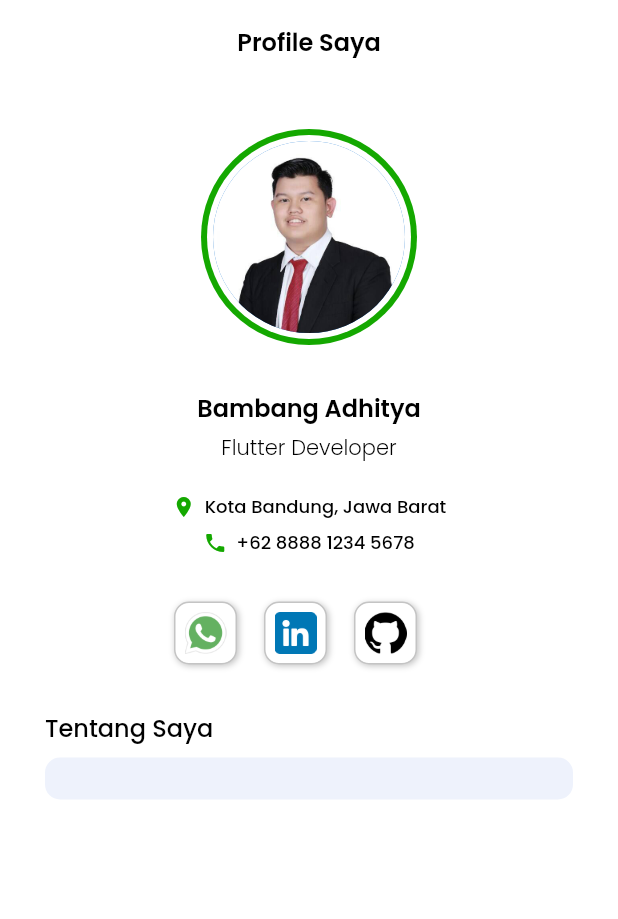
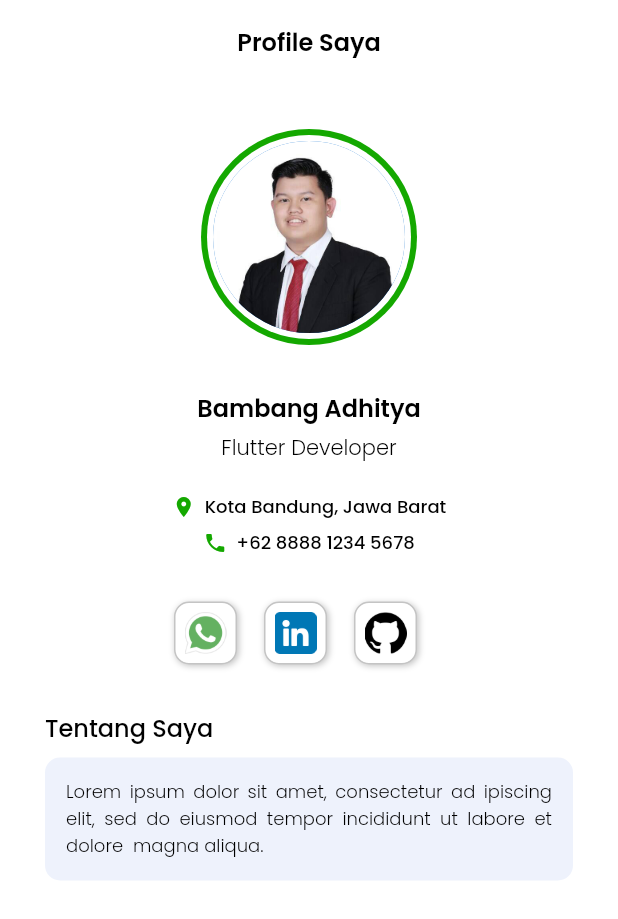
Before and after one commit to HarunNurahman/ghawe, a Flutter app: the ProfilePage screen opened directly, on a phone screen of 412 x 824 dp. Shown: the top 919 px of the screen. Run offline on Flutter 3.47's test engine with Material 2 defaults, Android fonts, the phone set to English and light mode, and no system bars; our stand-ins replace bloc, firebase_core, flutter_bloc, get, google_fonts, introduction_screen; accounts and stored records are empty.

Commit message:
Slicing UI Profile Page

```diff
--- a/lib/pages/profile_page.dart
+++ b/lib/pages/profile_page.dart
@@ -155,8 +155,22 @@
                 color: kGrayColor,
                 borderRadius: BorderRadius.circular(defaultRadius),
               ),
-            )
+              child: Text(
+                'Lorem ipsum dolor sit amet, consectetur ad ipiscing elit,  sed do eiusmod tempor incididunt ut labore et dolore  magna aliqua.',
+                textAlign: TextAlign.justify,
+                style: blackTextStyle.copyWith(
+                  fontSize: 12,
+                  fontWeight: light,
+                ),
+              ),
+            ),
           ],
+        );
+      }
+
+      Widget _experience() {
+        return Column(
+          children: [],
         );
       }
 
```
